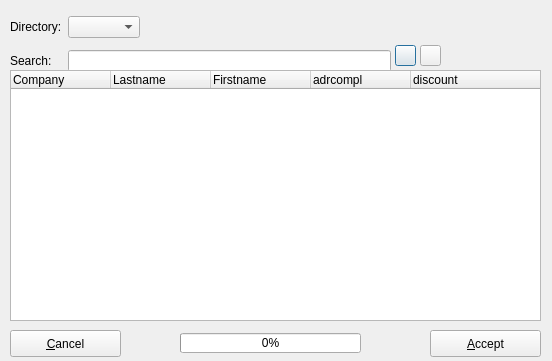
This is trunk/ui/addrselectfrm.ui in BackupTheBerlios/first4-svn as Qt 5 draws it before an edit. The edited form follows.
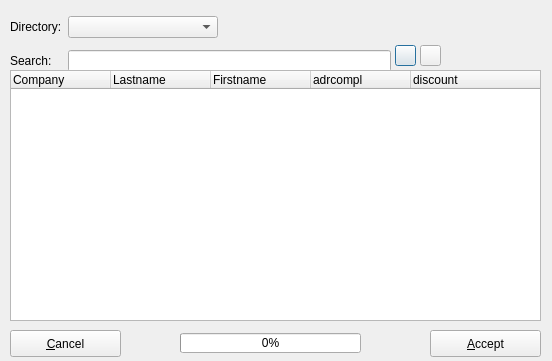
This is the edited form. Icons and pictures are not drawn.

Diff of the .ui file:
```diff
--- a/trunk/ui/addrselectfrm.ui
+++ b/trunk/ui/addrselectfrm.ui
@@ -64,7 +64,14 @@
      </widget>
     </item>
     <item row="0" column="1" >
-     <widget class="QComboBox" name="cmbdir" />
+     <widget class="QComboBox" name="cmbdir" >
+      <property name="minimumSize" >
+       <size>
+        <width>150</width>
+        <height>0</height>
+       </size>
+      </property>
+     </widget>
     </item>
     <item row="1" column="0" >
      <widget class="QLabel" name="label_2" >
```
